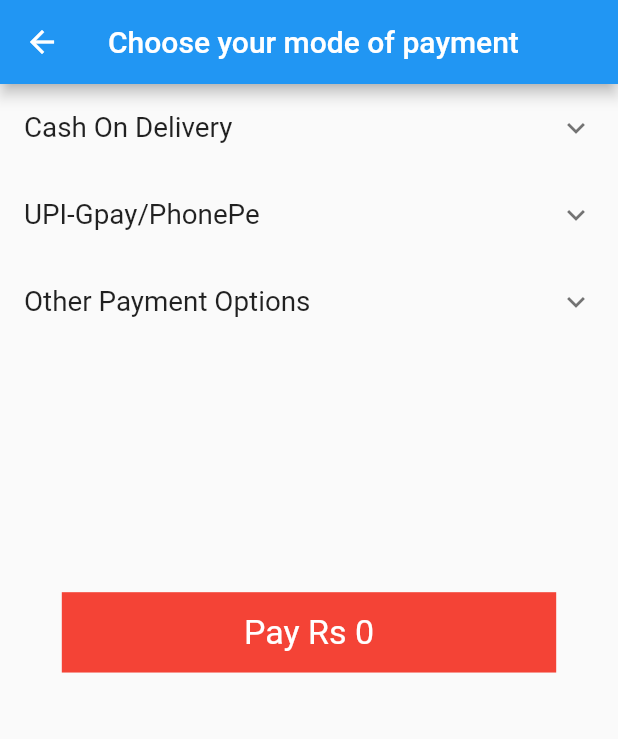
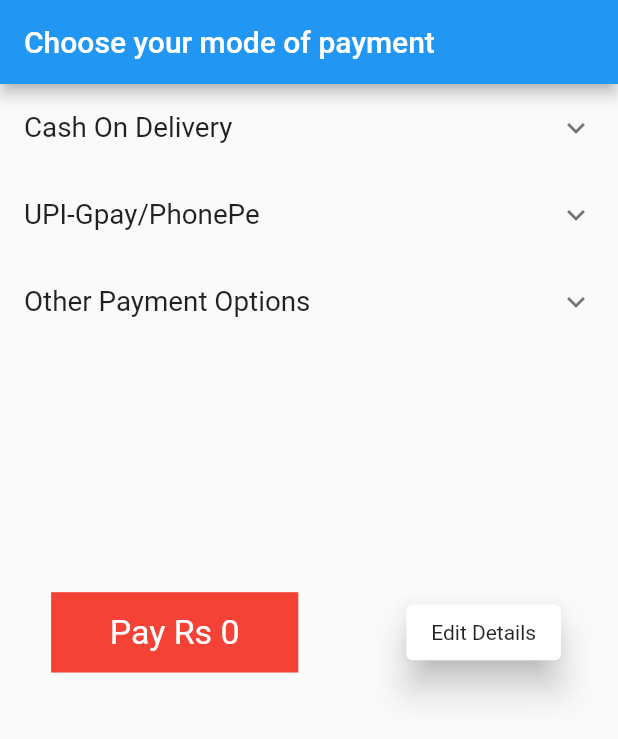
Before and after one commit to swaadheenta/Online_grocery_app, a Flutter app: the Payment screen opened directly, on a phone screen of 412 x 824 dp. Shown: the top 739 px of the screen. Run offline on Flutter 3.47's test engine with Material 2 defaults, Android fonts, the phone set to English and light mode, and no system bars; our stand-ins replace carousel_pro, cloud_firestore, firebase_auth, firebase_core; accounts and stored records are empty.

Commit message:
Back button removed from all the pages !!

```diff
--- a/lib/Authentication/Register.dart
+++ b/lib/Authentication/Register.dart
@@ -142,7 +142,8 @@ class _RegisterState extends State<Register> {
                                 error = "Please enter a valid email";
                               });
                             } else {
-                              Navigator.push(
+                              Navigator.of(context).popUntil((route) => route.isFirst);
+                              Navigator.pushReplacement(
                                   context,
                                   MaterialPageRoute(
                                       builder: (Context) => Homepage()));
--- a/lib/Authentication/firstscreen.dart
+++ b/lib/Authentication/firstscreen.dart
@@ -118,9 +118,7 @@ class _firstState extends State<first> {
                                 val.isEmpty ? "Enter an email" : null,
                             decoration: InputDecoration(
 
-                                // prefixIcon: Icon(Icons.email), hintText: "Email",
-                                // labelText: "Email",
-                                // alignLabelWithHint: true
+
                                 ),
                             onChanged: (val) {
                               setState(() {
@@ -180,6 +178,7 @@ class _firstState extends State<first> {
                                 "Could Not sign in with those credentials !!";
                           });
                         } else {
+                          Navigator.of(context).popUntil((route) => route.isFirst);
                           Navigator.pushReplacement(
                               context,
                               MaterialPageRoute(
--- a/lib/Profile.dart
+++ b/lib/Profile.dart
@@ -251,6 +251,7 @@ class _profileState extends State<profile> {
             width: displayWidth(context),
           ),
         ),
+
         Positioned(
           top: 0.0,
           child: Container(
--- a/lib/payment.dart
+++ b/lib/payment.dart
@@ -63,22 +63,10 @@ class _PaymentState extends State<Payment> {
                 Row(
                   mainAxisAlignment: MainAxisAlignment.spaceAround,
                   children: [
+
                     GestureDetector(
                       onTap: () {
-                        Navigator.push(context,
-                            MaterialPageRoute(builder: (context) => profile()));
-                      },
-                      child: Card(
-                        elevation: 10.0,
-                        child: Container(
-                          height: displayHeight(context) * 0.045,
-                          width: displayWidth(context) * 0.25,
-                          child: Center(child: Text("Edit Details")),
-                        ),
-                      ),
-                    ),
-                    GestureDetector(
-                      onTap: () {
+                        Navigator.of(context).popUntil((route) => route.isFirst);
                         Navigator.pushReplacement(
                             context,
                             MaterialPageRoute(
@@ -95,6 +83,7 @@ class _PaymentState extends State<Payment> {
                     ),
                     GestureDetector(
                       onTap: () {
+                        Navigator.of(context).popUntil((route) => route.isFirst);
                         Navigator.pushReplacement(context,
                             MaterialPageRoute(builder: (context) => first()));
                       },
@@ -203,9 +192,12 @@ class _PaymentState extends State<Payment> {
               onTap: () {
                 displaymodalsheetofpay(context);
               },
-              child: Container(
+              child: Row(
+                mainAxisAlignment: MainAxisAlignment.spaceAround,
+                children: [
+                  Container(
                     height: displayHeight(context) * 0.065,
-                width: displayWidth(context) * 0.8,
+                    width: displayWidth(context) * 0.4,
                     color: Colors.red,
                     child: Center(
                         child: Text(
@@ -215,6 +207,23 @@ class _PaymentState extends State<Payment> {
                           color: Colors.white),
                     )),
                   ),
+
+                    GestureDetector(
+                      onTap: () {
+                        Navigator.push(context,
+                            MaterialPageRoute(builder: (context) => profile()));
+                      },
+                      child: Card(
+                        elevation: 10.0,
+                        child: Container(
+                          height: displayHeight(context) * 0.045,
+                          width: displayWidth(context) * 0.25,
+                          child: Center(child: Text("Edit Details")),
+                        ),
+                      ),
+                    ),
+                ],
+              ),
             ),
           ),
         ],
```
Also changed, not shown: lib/Authentication/signup.dart (+19 -11 lines), lib/Cart.dart (+4 -4 lines). Lines whose indentation alone changed are shown as unchanged.
